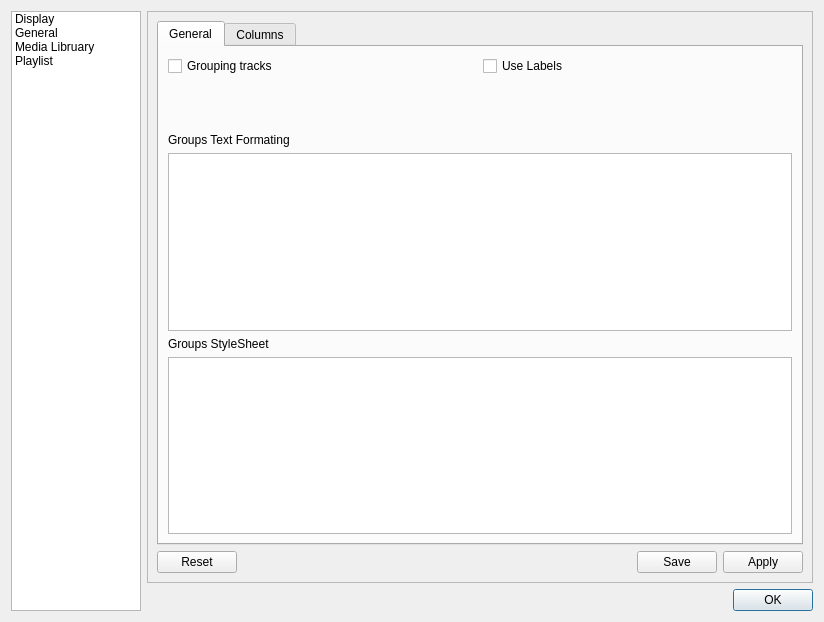
Old version of the form preferenceswindow.ui in the repository KirillDubinkin/Errorise.
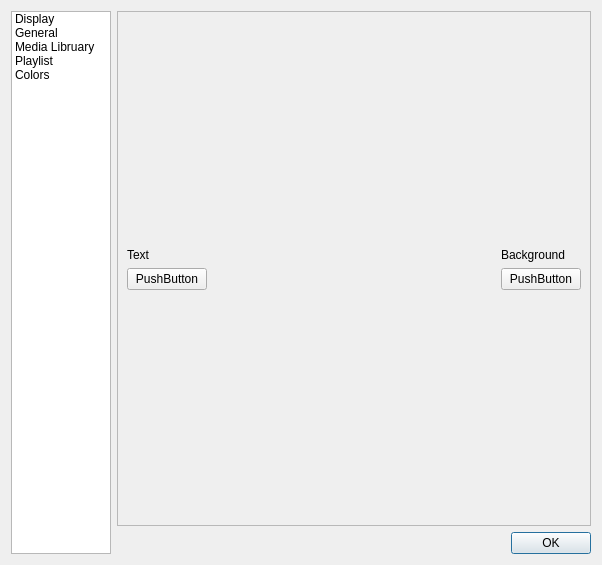
New version of the form.

What changed in the file:
```diff
--- a/preferenceswindow.ui
+++ b/preferenceswindow.ui
@@ -6,8 +6,8 @@
    <rect>
     <x>0</x>
     <y>0</y>
-    <width>824</width>
-    <height>622</height>
+    <width>602</width>
+    <height>565</height>
    </rect>
   </property>
   <property name="windowTitle">
@@ -53,6 +53,11 @@
          <string>Playlist</string>
         </property>
        </item>
+       <item>
+        <property name="text">
+         <string>Colors</string>
+        </property>
+       </item>
       </widget>
      </item>
      <item>
@@ -68,7 +73,7 @@
             <enum>QFrame::StyledPanel</enum>
            </property>
            <property name="currentIndex">
-            <number>3</number>
+            <number>4</number>
            </property>
            <widget class="QWidget" name="page">
             <layout class="QGridLayout" name="gridLayout_10">
@@ -721,6 +726,89 @@
              </item>
             </layout>
            </widget>
+           <widget class="QWidget" name="page_5">
+            <layout class="QGridLayout" name="gridLayout_14">
+             <item row="0" column="0">
+              <spacer name="verticalSpacer_11">
+               <property name="orientation">
+                <enum>Qt::Vertical</enum>
+               </property>
+               <property name="sizeHint" stdset="0">
+                <size>
+                 <width>20</width>
+                 <height>210</height>
+                </size>
+               </property>
+              </spacer>
+             </item>
+             <item row="1" column="0">
+              <layout class="QHBoxLayout" name="horizontalLayout_9">
+               <item>
+                <layout class="QVBoxLayout" name="verticalLayout_19">
+                 <item>
+                  <widget class="QLabel" name="label_14">
+                   <property name="text">
+                    <string>Text</string>
+                   </property>
+                  </widget>
+                 </item>
+                 <item>
+                  <widget class="QPushButton" name="pushButton_6">
+                   <property name="text">
+                    <string>PushButton</string>
+                   </property>
+                  </widget>
+                 </item>
+                </layout>
+               </item>
+               <item>
+                <spacer name="horizontalSpacer_3">
+                 <property name="orientation">
+                  <enum>Qt::Horizontal</enum>
+                 </property>
+                 <property name="sizeHint" stdset="0">
+                  <size>
+                   <width>40</width>
+                   <height>20</height>
+                  </size>
+                 </property>
+                </spacer>
+               </item>
+               <item>
+                <layout class="QVBoxLayout" name="verticalLayout_18">
+                 <item>
+                  <widget class="QLabel" name="label_13">
+                   <property name="text">
+                    <string>Background</string>
+                   </property>
+                  </widget>
+                 </item>
+                 <item>
+                  <widget class="QPushButton" name="pushButton_5">
+                   <property name="text">
+                    <string>PushButton</string>
+                   </property>
+                  </widget>
+                 </item>
+                </layout>
+               </item>
+              </layout>
+             </item>
+             <item row="2" column="0">
+              <spacer name="verticalSpacer_10">
+               <property name="orientation">
+                <enum>Qt::Vertical</enum>
+               </property>
+               <property name="sizeHint" stdset="0">
+                <size>
+                 <width>20</width>
+                 <height>209</height>
+                </size>
+               </property>
+              </spacer>
+             </item>
+            </layout>
+           </widget>
           </widget>
          </item>
          <item>
```
